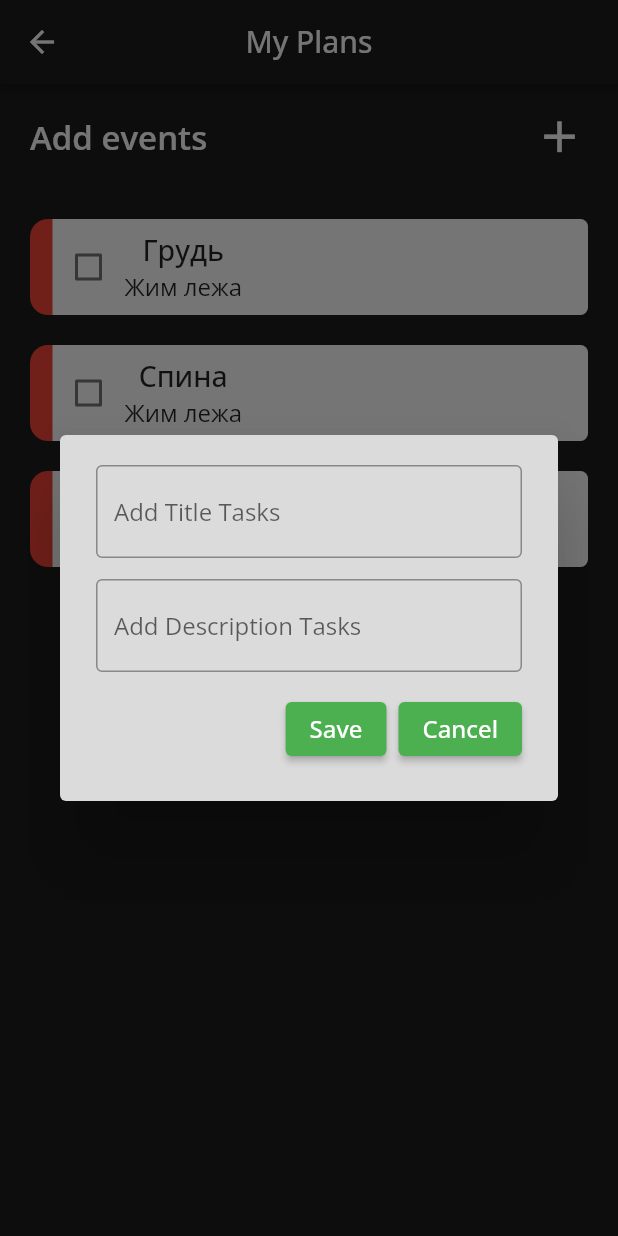
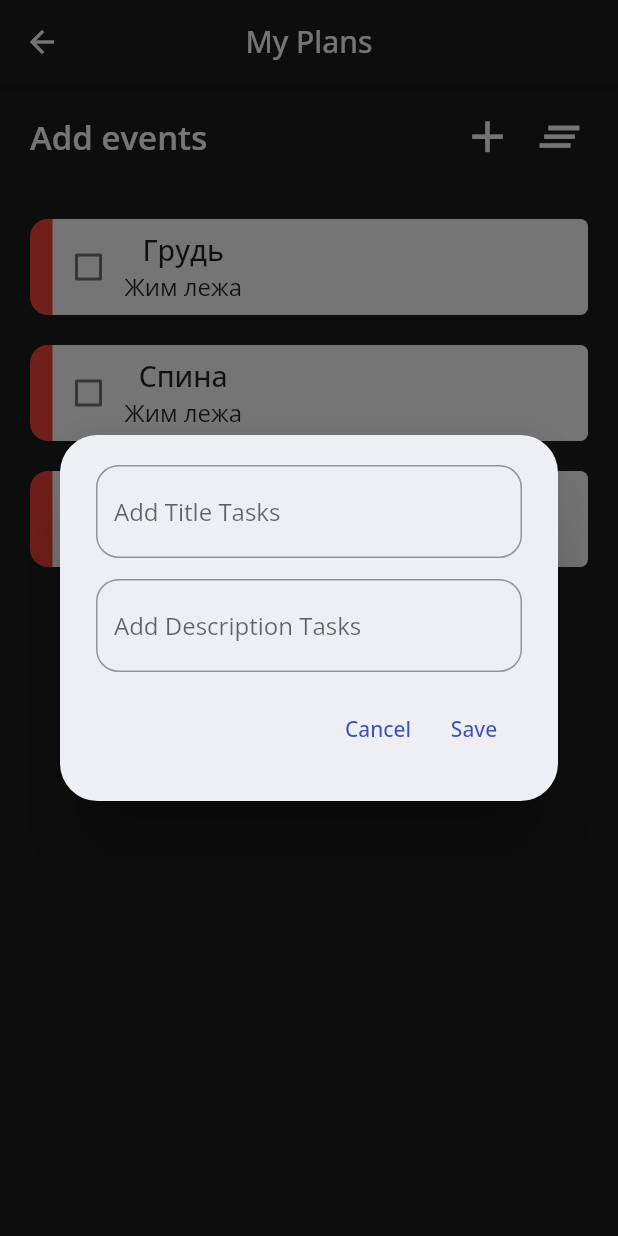
Before and after one commit to dadaxon0019/FitnessApp-flutter-android-ios-, a Flutter app: the ToDoScreen screen opened directly, after a tap on the "add" icon, on a phone screen of 412 x 824 dp. Run offline on Flutter 3.47's test engine with Material 2 defaults, Android fonts, the phone set to English and light mode, and no system bars; drawn by our look-alikes of flutter_slidable; our stand-ins replace audio_video_progress_bar, cloud_firestore, curved_navigation_bar, firebase_auth, firebase_core, get and 9 more; accounts and stored records are empty; network calls fail.

```diff
--- a/flutter-firebase-auth-patch-1/lib/utils/dialog_box.dart
+++ b/flutter-firebase-auth-patch-1/lib/utils/dialog_box.dart
@@ -22,7 +22,9 @@ class DialogBox extends StatelessWidget {
   @override
   Widget build(BuildContext context) {
     return AlertDialog(
-      backgroundColor: Color.fromARGB(255, 219, 219, 219),
+      shape: RoundedRectangleBorder(
+          borderRadius: BorderRadius.all(Radius.circular(25.0))),
+      backgroundColor: whiteColor,
       content: Container(
         height: 200,
         width: 300,
@@ -32,7 +34,8 @@ class DialogBox extends StatelessWidget {
             TextField(
               controller: mainTitle,
               decoration: InputDecoration(
-                border: OutlineInputBorder(),
+                border:
+                    OutlineInputBorder(borderRadius: BorderRadius.circular(15)),
                 hintText: 'Add Title Tasks',
               ),
             ),
@@ -42,7 +45,8 @@ class DialogBox extends StatelessWidget {
             TextField(
               controller: descriptionTitle,
               decoration: InputDecoration(
-                border: OutlineInputBorder(),
+                border:
+                    OutlineInputBorder(borderRadius: BorderRadius.circular(15)),
                 hintText: 'Add Description Tasks',
               ),
             ),
@@ -53,19 +57,25 @@ class DialogBox extends StatelessWidget {
               mainAxisAlignment: MainAxisAlignment.end,
               children: [
                 //save button
-                MyButton(
-                    text: 'Save',
-                    onPressed: () {
-                      if (mainTitle.text.isNotEmpty &&
-                          descriptionTitle.text.isNotEmpty) {
-                        return onSave();
-                      } else {}
-                    }),
-                SizedBox(
-                  width: 8,
+                TextButton(
+                  onPressed: onCancel,
+                  child: Text(
+                    'Cancel',
+                    style: TextStyle(color: Colors.indigo),
+                  ),
                 ),
-                //cancel button
-                MyButton(text: 'Cancel', onPressed: onCancel)
+                TextButton(
+                  onPressed: () {
+                    if (mainTitle.text.isNotEmpty &&
+                        descriptionTitle.text.isNotEmpty) {
+                      return onSave();
+                    } else {}
+                  },
+                  child: Text(
+                    'Save',
+                    style: TextStyle(color: Colors.indigo),
+                  ),
+                ),
               ],
             )
           ],
--- a/flutter-firebase-auth-patch-1/lib/utils/my_button.dart
+++ b/flutter-firebase-auth-patch-1/lib/utils/my_button.dart
@@ -14,12 +14,12 @@ class MyButton extends StatelessWidget {
   Widget build(BuildContext context) {
     return ElevatedButton(
       style: ElevatedButton.styleFrom(
-        backgroundColor: Colors.green,
+        backgroundColor: whiteColor,
       ),
       onPressed: onPressed,
       child: Text(
         text,
-        style: TextStyle(fontSize: 16),
+        style: TextStyle(fontSize: 16, color: Colors.indigo),
       ),
     );
   }
```
Also changed, not shown: flutter-firebase-auth-patch-1/lib/screens/to_do_screen.dart (+56 -0 lines).
